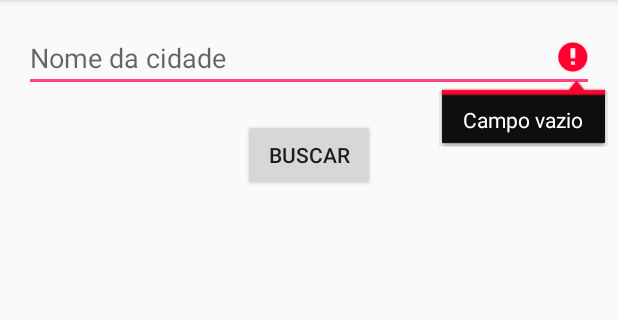
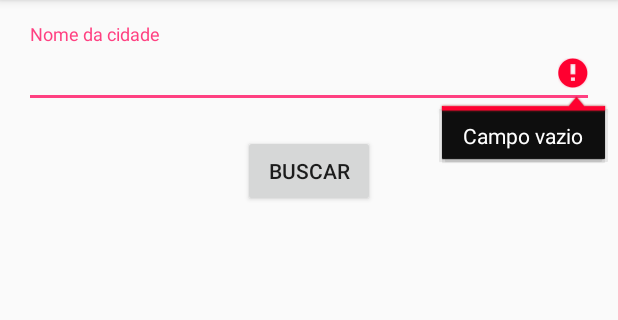
Before and after one commit to rennanfelizardo/weather, an Android app: the screen it shows after launch (MainActivity), after a tap on "BUSCAR", on a phone screen of 412 x 824 dp, the part 84-404 px from its top. Run offline under Robolectric (Android 15) with nearby library versions, the phone set to English and light mode, and no system bars.

Commit message:
mudança no tipo do componente para entrada do texto do nome da cidade

```diff
--- a/app/build.gradle
+++ b/app/build.gradle
@@ -23,15 +23,15 @@ android {
 }
 
 dependencies {
-    compile fileTree(dir: 'libs', include: ['*.jar'])
+    compile fileTree(include: ['*.jar'], dir: 'libs')
     androidTestCompile('com.android.support.test.espresso:espresso-core:2.2.2', {
         exclude group: 'com.android.support', module: 'support-annotations'
     })
     compile 'com.android.support:appcompat-v7:24.2.1'
     testCompile 'junit:junit:4.12'
-
     compile 'com.google.code.gson:gson:2.6.2'
     compile 'com.squareup.retrofit2:retrofit:2.1.0'
     compile 'com.squareup.retrofit2:converter-gson:2.1.0'
     compile 'com.android.support:recyclerview-v7:+'
+    compile 'com.android.support:design:24.2.1'
 }
--- a/app/src/main/java/weather/rennanfelizardo/com/br/weather/MainActivity.java
+++ b/app/src/main/java/weather/rennanfelizardo/com/br/weather/MainActivity.java
@@ -1,5 +1,6 @@
 package weather.rennanfelizardo.com.br.weather;
 
+import android.support.design.widget.TextInputEditText;
 import android.support.v7.app.AlertDialog;
 import android.support.v7.app.AppCompatActivity;
 import android.os.Bundle;
@@ -22,7 +23,7 @@ public class MainActivity extends AppCompatActivity {
     private TextView    temperatureView;
     private TextView    humidityView;
     private Button      button;
-    private EditText    cityInput;
+    private TextInputEditText cityInput;
     private ImageView   temperatureImage;
     private TextView    weather;
 
@@ -34,7 +35,7 @@ public class MainActivity extends AppCompatActivity {
         temperatureView     =   (TextView) findViewById(R.id.temperature);
         humidityView        =   (TextView) findViewById(R.id.humidity);
         button              =   (Button) findViewById(R.id.buttonSearch);
-        cityInput           =   (EditText) findViewById(R.id.cityInput);
+        cityInput           =   (TextInputEditText) findViewById(R.id.cityInput);
         temperatureImage    =   (ImageView) findViewById(R.id.temperatureImage);
         weather             =   (TextView) findViewById(R.id.weather);
 
@@ -46,7 +47,7 @@ public class MainActivity extends AppCompatActivity {
 
                 if (cityName.isEmpty()){
                     View focus = cityInput;
-                    cityInput.setError("Campo vazio");
+                    cityInput.setError(getString(R.string.err_empty_field));
                     focus.requestFocus();
                 }else {
                     OpenWeatherService service = OpenWeatherService.retrofit.create(OpenWeatherService.class);
--- a/app/src/main/res/layout/activity_main.xml
+++ b/app/src/main/res/layout/activity_main.xml
@@ -8,13 +8,17 @@
     android:orientation="vertical"
     tools:context="weather.rennanfelizardo.com.br.weather.MainActivity">
 
-    <EditText
-        android:id="@+id/cityInput"
+    <android.support.design.widget.TextInputLayout
         android:layout_width="match_parent"
-        android:layout_height="wrap_content"
-        android:hint="@string/city_name_hint"
-        android:ems="10"
-         />
+        android:layout_height="wrap_content">
+
+        <android.support.design.widget.TextInputEditText
+            android:id="@+id/cityInput"
+            android:layout_width="match_parent"
+            android:layout_height="wrap_content"
+            android:hint="@string/city_name_hint"/>
+
+    </android.support.design.widget.TextInputLayout>
 
     <Button
         android:id="@+id/buttonSearch"
@@ -22,7 +26,7 @@
         android:layout_gravity="center_horizontal"
         android:layout_width="wrap_content"
         android:layout_height="wrap_content"
-        android:text="@string/search"/>
+        android:text="@string/search" />
 
     <LinearLayout
         android:layout_width="match_parent"
--- a/app/src/main/res/values/strings.xml
+++ b/app/src/main/res/values/strings.xml
@@ -1,4 +1,6 @@
 <resources>
+    <string name="api_url">http://api.openweathermap.org/data/2.5/</string>
+    <string name="api_key">e8003d199204e03c3c560faad85b86b9</string>
     <string name="app_name">Weather</string>
     <string name="city_name_hint">Nome da cidade</string>
     <string name="search">Buscar</string>
@@ -15,4 +17,5 @@
     <string name="thunderstorm">Tempestade</string>
     <string name="snow">Nevando</string>
     <string name="mist">Névoa</string>
+    <string name="err_empty_field">Campo vazio</string>
 </resources>
```
